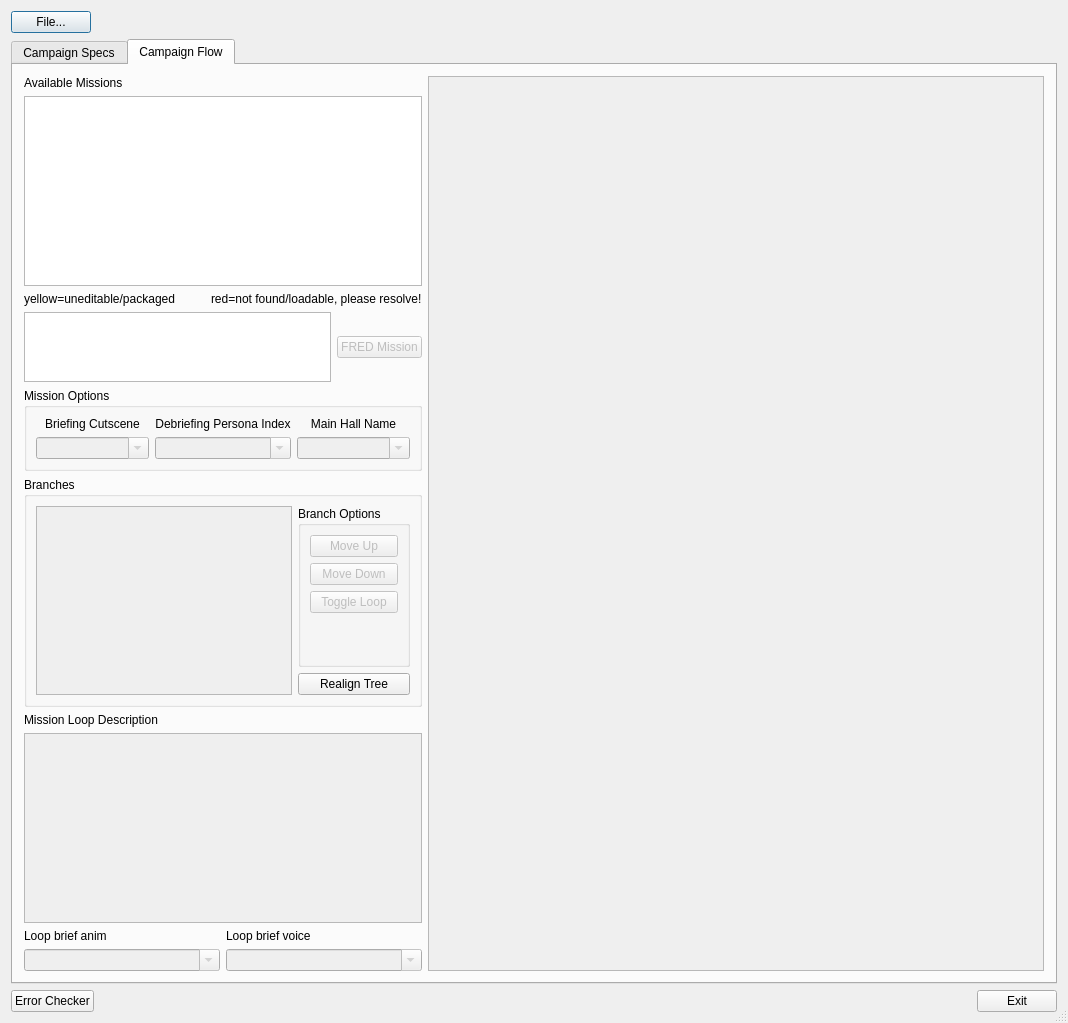
The window that qtfred/ui/CampaignEditorDialog.ui (the-maddin/fs2open.github.com) describes before a commit, drawn with Qt 5.
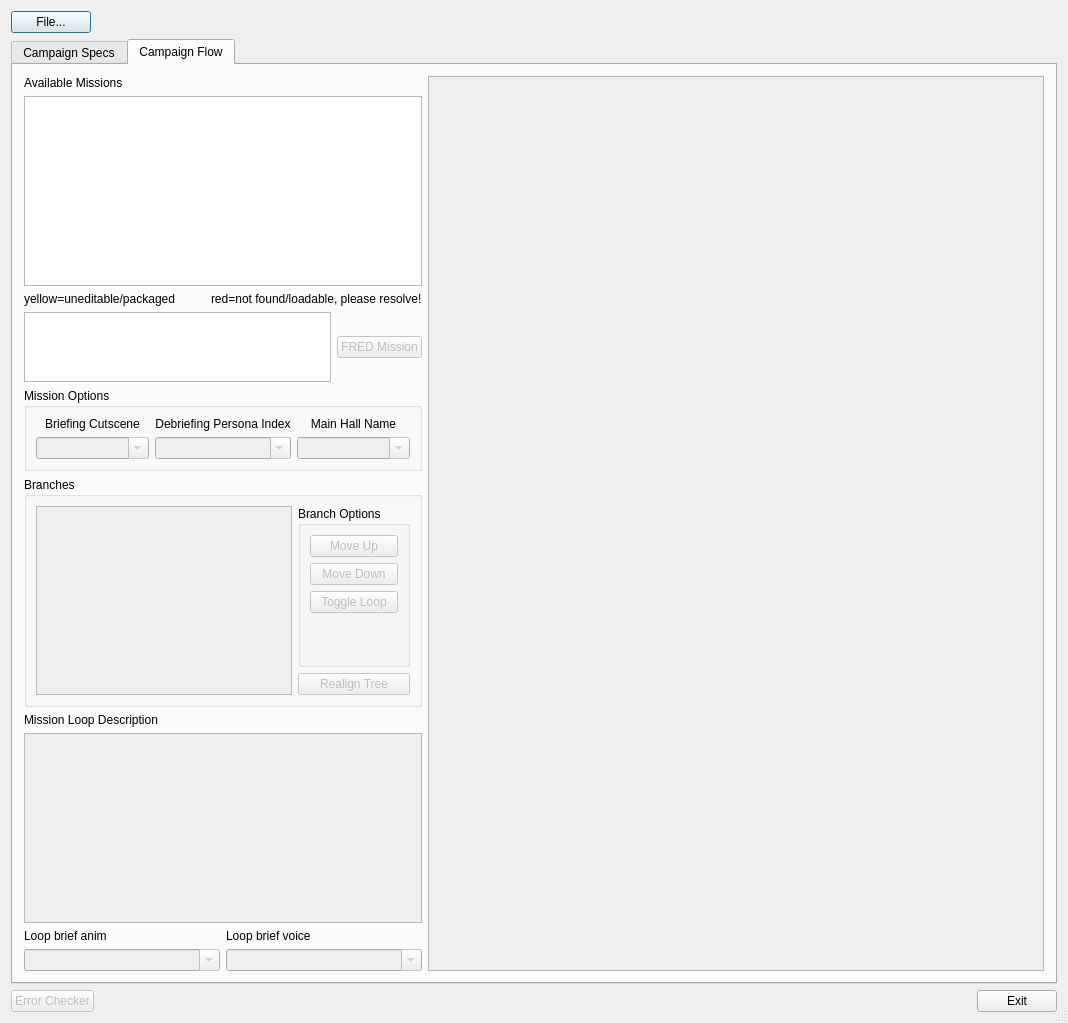
The same window after the commit. The open tabs and pages were chosen to show the change. Custom widgets are drawn as their Qt base class.

What changed in the file:
```diff
--- a/qtfred/ui/CampaignEditorDialog.ui
+++ b/qtfred/ui/CampaignEditorDialog.ui
@@ -397,6 +397,9 @@
               </item>
               <item>
                <widget class="QPushButton" name="btnRealign">
+                <property name="enabled">
+                 <bool>false</bool>
+                </property>
                 <property name="text">
                  <string>Realign Tree</string>
                 </property>
@@ -505,6 +508,9 @@
     <layout class="QHBoxLayout" name="mainControls">
      <item>
       <widget class="QPushButton" name="btnErrorChecker">
+       <property name="enabled">
+        <bool>false</bool>
+       </property>
        <property name="text">
         <string>Error Checker</string>
        </property>
```
